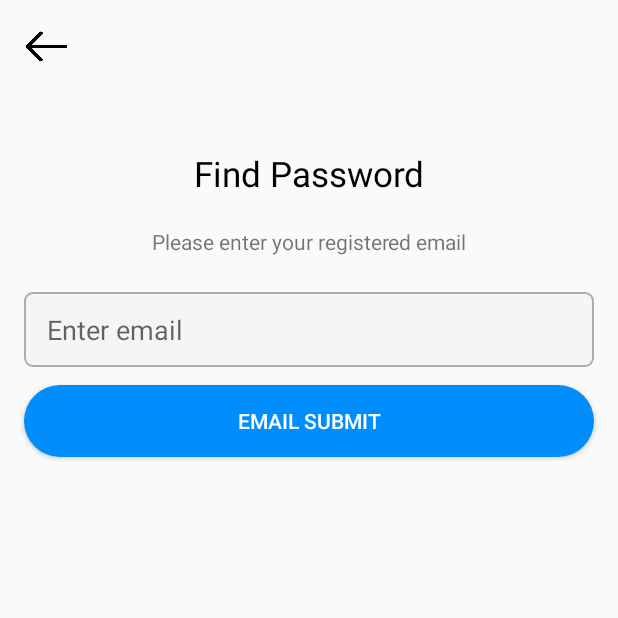
After one commit to CodingVirus/Android_SNS_Project, an Android app: the FindActivity screen opened directly, with no data from a screen before it, on a phone screen of 412 x 824 dp, the top half of it. The commit adds this screen. Run offline under Robolectric (Android 15) with nearby library versions, the phone set to English and light mode, and no system bars; our stand-ins replace Firebase (no records; nobody signed in at launch, a user with empty details on screens opened directly).

Commit message:
비밀번호 찾기 화면 및 비밀번호 재설정 이메일 전송 추가

```diff
--- a/app/src/main/AndroidManifest.xml
+++ b/app/src/main/AndroidManifest.xml
@@ -1,7 +1,8 @@
 <?xml version="1.0" encoding="utf-8"?>
 <manifest xmlns:android="http://schemas.android.com/apk/res/android"
     xmlns:tools="http://schemas.android.com/tools">
-    <uses-permission android:name="android.permission.INTERNET"/>
+
+    <uses-permission android:name="android.permission.INTERNET" />
 
     <application
         android:allowBackup="true"
@@ -13,6 +14,9 @@
         android:supportsRtl="true"
         android:theme="@style/Theme.SNS_App"
         tools:targetApi="31">
+        <activity
+            android:name=".FindActivity"
+            android:exported="false" />
         <activity
             android:name=".AddPostActivity"
             android:exported="false" />
--- /dev/null
+++ b/app/src/main/java/com/example/sns_app/FindActivity.kt
@@ -0,0 +1,53 @@
+package com.example.sns_app
+
+import android.app.ProgressDialog
+import android.content.Intent
+import android.os.Bundle
+import android.view.View
+import android.widget.Button
+import android.widget.EditText
+import android.widget.ImageView
+import android.widget.TextView
+import android.widget.Toast
+import androidx.appcompat.app.AppCompatActivity
+import com.google.android.gms.tasks.OnCompleteListener
+import com.google.firebase.auth.FirebaseAuth
+import com.google.firebase.auth.ktx.auth
+import com.google.firebase.ktx.Firebase
+
+
+class FindActivity : AppCompatActivity() {
+
+    private lateinit var firebaseAuth: FirebaseAuth
+    private lateinit var progressDialog: ProgressDialog
+
+    override fun onCreate(savedInstanceState: Bundle?) {
+        super.onCreate(savedInstanceState)
+        setContentView(R.layout.activity_find)
+
+        val userEmail = findViewById<EditText>(R.id.et_userEmail)
+        val findBtn = findViewById<Button>(R.id.btn_find)
+        val backButton = findViewById<ImageView>(R.id.btn_back)
+
+        // 이메일 보내기
+        findBtn.setOnClickListener {
+            if (it === findBtn) {
+                //비밀번호 재설정 이메일 보내기
+                val emailAddress = userEmail.text.toString().trim()
+                Firebase.auth.sendPasswordResetEmail(emailAddress)
+                    .addOnCompleteListener(OnCompleteListener<Void?> { task ->
+                        if (task.isSuccessful) {
+                            Toast.makeText(this@FindActivity, R.string.send_email, Toast.LENGTH_LONG).show()
+                            finish()
+                        } else {
+                            Toast.makeText(this@FindActivity, R.string.fail_send_email, Toast.LENGTH_LONG).show()
+                        }
+                    })
+            }
+        }
+
+        backButton.setOnClickListener {
+            finish()
+        }
+    }
+}
--- a/app/src/main/java/com/example/sns_app/HomeActivity.kt
+++ b/app/src/main/java/com/example/sns_app/HomeActivity.kt
@@ -68,7 +68,7 @@ class HomeActivity : AppCompatActivity() {
                             }
 
                             if (nameFromFirestore.isEmpty()) {
-                                nameFromFirestore = "No nickname found"
+                                nameFromFirestore = "No name found"
                             }
 
                             if (uidFromFirestore.isEmpty()) {
--- a/app/src/main/java/com/example/sns_app/SignInActivity.kt
+++ b/app/src/main/java/com/example/sns_app/SignInActivity.kt
@@ -37,7 +37,7 @@ class SignInActivity : AppCompatActivity() {
         val inputName = findViewById<TextView>(R.id.tv_inputName)
         val loginButton = findViewById<Button>(R.id.btn_login)
         val regiButton = findViewById<TextView>(R.id.tv_createAccount)
-        val findEmail = findViewById<TextView>(R.id.tv_forgotPassword)
+        val forgotPw = findViewById<TextView>(R.id.tv_forgotPassword)
 
         loginButton.setOnClickListener {
 
@@ -67,6 +67,11 @@ class SignInActivity : AppCompatActivity() {
         regiButton.setOnClickListener {
             val intent = Intent(this, SignUpActivity::class.java)
             resultLauncher.launch(intent)
+        }
+
+        forgotPw.setOnClickListener {
+            val intent = Intent(this, FindActivity::class.java)
+            startActivity(intent)
         }
 
         resultLauncher =
--- a/app/src/main/java/com/example/sns_app/SignUpActivity.kt
+++ b/app/src/main/java/com/example/sns_app/SignUpActivity.kt
@@ -8,6 +8,7 @@ import android.util.Log
 import android.widget.Button
 import android.widget.EditText
 import android.widget.ImageView
+import android.widget.TextView
 import android.widget.Toast
 import com.google.firebase.auth.FirebaseAuth
 import com.google.firebase.auth.FirebaseUser
@@ -30,6 +31,7 @@ class SignUpActivity : AppCompatActivity() {
         val inputName = findViewById<EditText>(R.id.et_inputName)
         val regiButton = findViewById<Button>(R.id.btn_register)
         val backButton = findViewById<ImageView>(R.id.btn_back)
+        val alreadyAccount = findViewById<TextView>(R.id.tv_alreadyAccount)
 
         auth = Firebase.auth
         firestore = FirebaseFirestore.getInstance()
@@ -67,6 +69,10 @@ class SignUpActivity : AppCompatActivity() {
         backButton.setOnClickListener {
             finish()
         }
+
+        alreadyAccount.setOnClickListener {
+            finish()
+        }
     }
     fun signUp(email: String, password: String) {
         auth.createUserWithEmailAndPassword(email, password)
--- /dev/null
+++ b/app/src/main/res/layout/activity_find.xml
@@ -0,0 +1,72 @@
+<?xml version="1.0" encoding="utf-8"?>
+<androidx.constraintlayout.widget.ConstraintLayout xmlns:android="http://schemas.android.com/apk/res/android"
+    xmlns:app="http://schemas.android.com/apk/res-auto"
+    xmlns:tools="http://schemas.android.com/tools"
+    android:layout_width="match_parent"
+    android:layout_height="match_parent"
+    tools:context=".FindActivity">
+
+
+    <ImageView
+        android:id="@+id/btn_back"
+        android:layout_width="30dp"
+        android:layout_height="30dp"
+        android:layout_marginStart="16dp"
+        android:layout_marginTop="16dp"
+        app:layout_constraintEnd_toEndOf="parent"
+        app:layout_constraintHorizontal_bias="0.0"
+        app:layout_constraintStart_toStartOf="parent"
+        app:layout_constraintTop_toTopOf="parent"
+        app:srcCompat="@drawable/back" />
+
+    <TextView
+        android:id="@+id/tv_title"
+        android:layout_width="wrap_content"
+        android:layout_height="wrap_content"
+        android:layout_gravity="center_horizontal"
+        android:layout_marginTop="100dp"
+        android:text="@string/find_password"
+        android:textSize="23dp"
+        android:textColor="@color/black"
+        app:layout_constraintEnd_toEndOf="parent"
+        app:layout_constraintStart_toStartOf="parent"
+        app:layout_constraintTop_toTopOf="parent" />
+
+    <TextView
+        android:id="@+id/tv_des"
+        android:layout_width="wrap_content"
+        android:layout_height="wrap_content"
+        android:layout_gravity="center_horizontal"
+        android:layout_marginTop="20dp"
+        android:text="@string/enter_email"
+        app:layout_constraintEnd_toEndOf="parent"
+        app:layout_constraintStart_toStartOf="parent"
+        app:layout_constraintTop_toBottomOf="@+id/tv_title" />
+
+    <EditText
+        android:id="@+id/et_userEmail"
+        android:layout_width="380dp"
+        android:layout_height="50dp"
+        android:layout_marginTop="24dp"
+        android:background="@drawable/tv_edge"
+        android:gravity="center|start"
+        android:hint="@string/input_email"
+        android:paddingStart="15sp"
+        app:layout_constraintEnd_toEndOf="parent"
+        app:layout_constraintStart_toStartOf="parent"
+        app:layout_constraintTop_toBottomOf="@+id/tv_des" />
+
+
+    <Button
+        android:id="@+id/btn_find"
+        android:layout_width="380dp"
+        android:layout_height="wrap_content"
+        android:layout_marginTop="12dp"
+        android:background="@drawable/btn_submit"
+        android:text="@string/email_submit"
+        android:textColor="@color/white"
+        app:layout_constraintEnd_toEndOf="parent"
+        app:layout_constraintStart_toStartOf="parent"
+        app:layout_constraintTop_toBottomOf="@+id/et_userEmail" />
+
+</androidx.constraintlayout.widget.ConstraintLayout>
--- a/app/src/main/res/values/strings.xml
+++ b/app/src/main/res/values/strings.xml
@@ -21,5 +21,12 @@
     <string name="Input_post">Input Post...</string>
     <string name="New_Post">New Post</string>
     <string name="password_validate">password validate</string>
+    <string name="find_password">Find Password</string>
+    <string name="enter_email">Please enter your registered email</string>
+    <string name="input_email">Enter email</string>
+    <string name="email_submit">Email Submit</string>
+    <string name="processing">Processing. Wait a moment</string>
+    <string name="send_email">Send a email to your mailbox</string>
+    <string name="fail_send_email">Fail to send email!</string>
 
 </resources>
```
Also changed, not shown: 1 other file.
